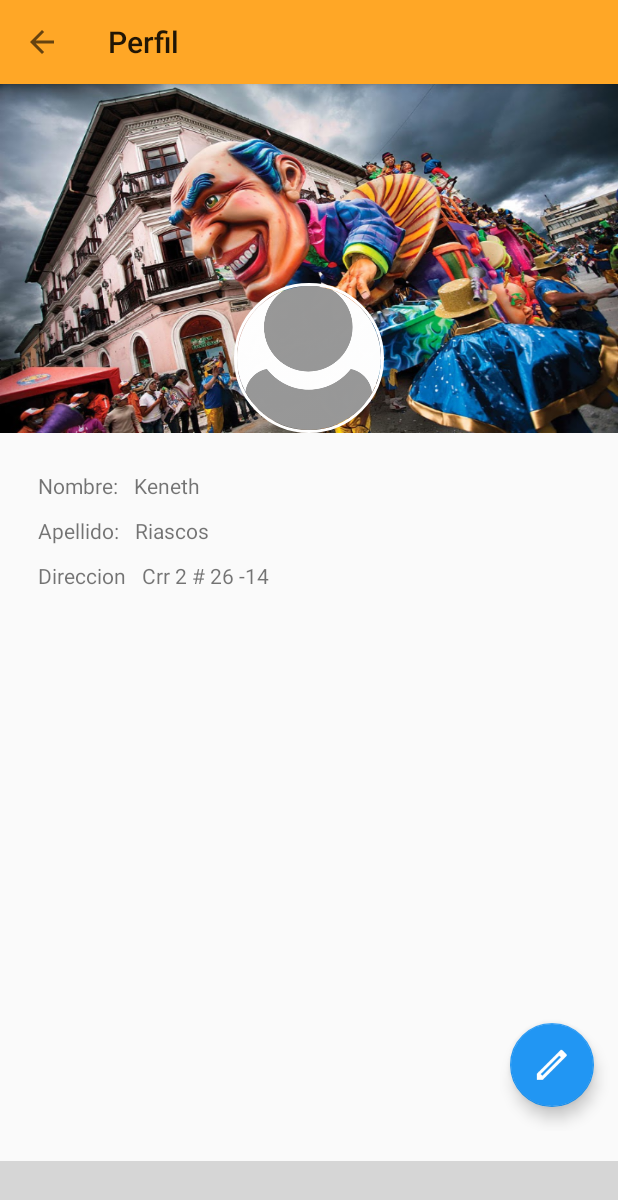
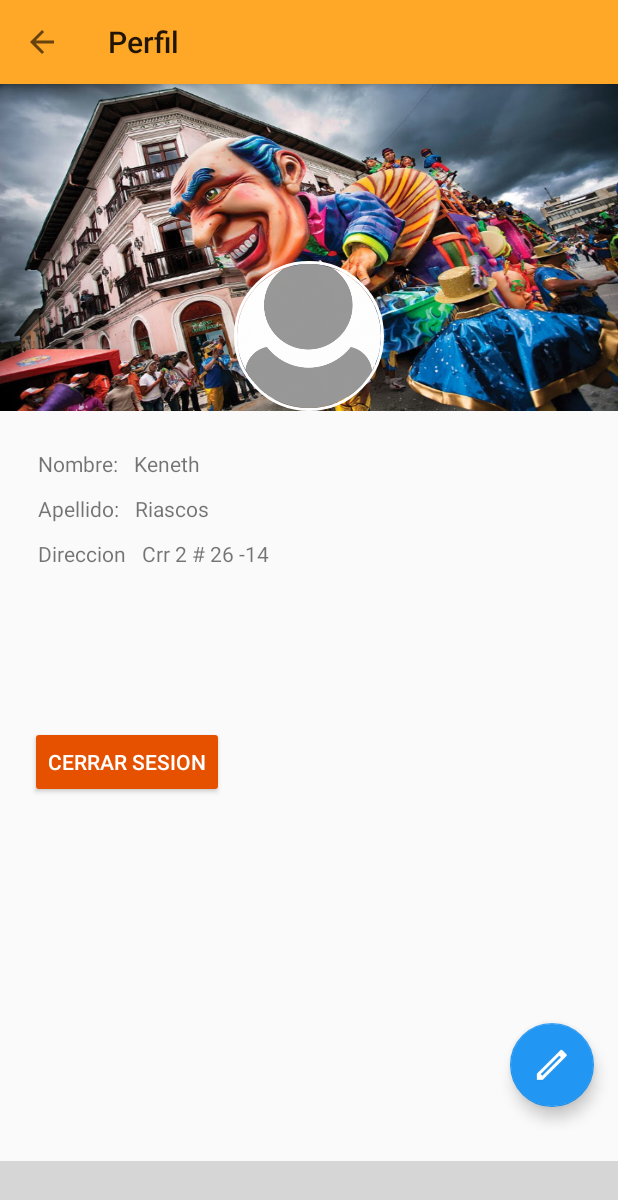
Before and after one commit to pipre94/proyectoSITfinal2, an Android app: the fragment ProfileFragment placed in its activity, on a phone screen of 412 x 824 dp. Shown: the top 1200 px of the screen. Run offline under Robolectric (Android 15) with nearby library versions, the phone set to English and light mode, and no system bars; our stand-ins replace CircleImageView; libraries missing offline, so code that uses them is left out: com.roughike.bottombar; plain views replace BottomBar; 3 statements that could not run were skipped; grey boxes are pictures that could not be loaded.

Commit message:
Todo Esta Maquiavelo XD

```diff
--- a/app/src/main/java/com/example/andresteran_i014213/projectofinal_sti/Adapters/UserAdapter.java
+++ b/app/src/main/java/com/example/andresteran_i014213/projectofinal_sti/Adapters/UserAdapter.java
@@ -55,7 +55,7 @@ public class UserAdapter extends BaseAdapter{
         User user = getItem(position);
         viewHolder.name.setText(user.getName());
         viewHolder.email.setText(user.getEmail());
-        viewHolder.username.setText(user.getUsername());
+        viewHolder.username.setText(user.getStatus());
 
         return convertView;
     }
--- a/app/src/main/java/com/example/andresteran_i014213/projectofinal_sti/Views/Fragments/ProfileFragment.java
+++ b/app/src/main/java/com/example/andresteran_i014213/projectofinal_sti/Views/Fragments/ProfileFragment.java
@@ -19,8 +19,10 @@ import android.view.LayoutInflater;
 import android.view.MenuItem;
 import android.view.View;
 import android.view.ViewGroup;
+import android.widget.Button;
 import android.widget.ImageView;
 import android.widget.TextView;
+import android.widget.Toast;
 
 import com.example.andresteran_i014213.projectofinal_sti.Data.DataUser;
 import com.example.andresteran_i014213.projectofinal_sti.Models.User;
@@ -40,6 +42,7 @@ public class ProfileFragment extends Fragment {
     DataUser dataUser;
     TextView name;
     User user;
+    Button signOff;
 
     public ProfileFragment() {
     }
@@ -50,19 +53,25 @@ public class ProfileFragment extends Fragment {
                              Bundle savedInstanceState) {
 
         view = inflater.inflate(R.layout.fragment_profile, container, false);
+        showTolbar(getResources().getString(R.string.txt_title_toolbar_profile),true);
+        setHasOptionsMenu(true);
 
         name = (TextView) view.findViewById(R.id.id_txt_profile_name);
+        signOff = (Button) view.findViewById(R.id.id_btn_fragment_profile_Sign_off);
 
-        //dataUser = new DataUser(getActivity());
-        //dataUser.open();
-        //userList = dataUser.findAll();
+        dataUser = new DataUser(getActivity());
+        dataUser.open();
+        user = dataUser.checkStatusLogin();
 
-        //user = userList.get(1);
+        signOff.setOnClickListener(new View.OnClickListener() {
+            @Override
+            public void onClick(View v) {
 
-        //name.setText(user.getUsername());*/
+                Toast.makeText(getActivity().getApplicationContext(), getString(R.string.txt_sign_off), Toast.LENGTH_SHORT).show();
+                 dataUser.statusOff(user.getUsername(),user.getPassword());
+            }
+        });
 
-        showTolbar(getResources().getString(R.string.txt_title_toolbar_profile),true);
-        setHasOptionsMenu(true);
         return view ;
     }
 
--- a/app/src/main/res/layout/fragment_profile.xml
+++ b/app/src/main/res/layout/fragment_profile.xml
@@ -101,6 +101,14 @@
 
             </LinearLayout>
 
+            <Button
+                android:id="@+id/id_btn_fragment_profile_Sign_off"
+                android:layout_marginTop="100dp"
+                android:layout_width="wrap_content"
+                android:layout_height="wrap_content"
+                android:text="@string/btn_fragment_profile_sign_off"
+                android:theme="@style/MyRaisedButton"/>
+
         </LinearLayout>
 
     </LinearLayout>
--- a/app/src/main/res/values/strings.xml
+++ b/app/src/main/res/values/strings.xml
@@ -35,4 +35,6 @@
     <string name="txt_no_validation_login">Usuario y Contraseña Erroneos</string>
     <string name="txt_password_validation">Password diferente</string>
     <string name="txt_succesfully_account">Cuenta Creada Exitosamente</string>
+    <string name="txt_sign_off">Cerrando Sesion</string>
+    <string name="btn_fragment_profile_sign_off">Cerrar Sesion</string>
 </resources>
```
Also changed, not shown: app/src/main/java/com/example/andresteran_i014213/projectofinal_sti/Data/DataUser.java (+32 -0 lines), app/src/main/java/com/example/andresteran_i014213/projectofinal_sti/LoginActivity.java (+11 -0 lines), app/src/main/java/com/example/andresteran_i014213/projectofinal_sti/Views/CreateAccountActivity.java (+8 -1 lines), 1 other file.
